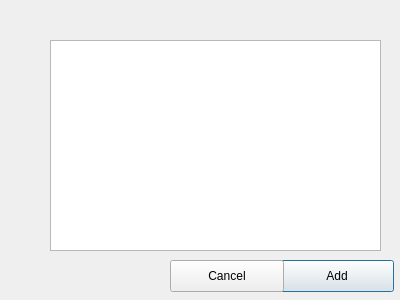
wayt/Skypy, file src/client/widgetchattabaddwindow.ui: the form before one commit.
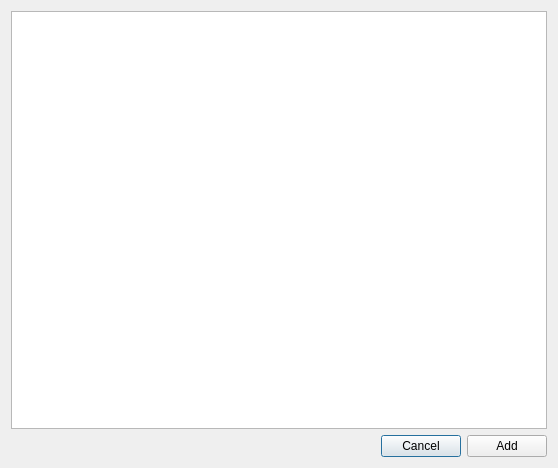
The form after the commit.

What changed in the file:
```diff
--- a/src/client/widgetchattabaddwindow.ui
+++ b/src/client/widgetchattabaddwindow.ui
@@ -6,52 +6,53 @@
    <rect>
     <x>0</x>
     <y>0</y>
-    <width>400</width>
-    <height>300</height>
+    <width>558</width>
+    <height>468</height>
    </rect>
   </property>
   <property name="windowTitle">
    <string>Dialog</string>
   </property>
-  <widget class="QPushButton" name="_okButton">
-   <property name="geometry">
-    <rect>
-     <x>280</x>
-     <y>260</y>
-     <width>114</width>
-     <height>32</height>
-    </rect>
-   </property>
-   <property name="text">
-    <string>Add</string>
-   </property>
-  </widget>
-  <widget class="QPushButton" name="_cancelButton">
-   <property name="geometry">
-    <rect>
-     <x>170</x>
-     <y>260</y>
-     <width>114</width>
-     <height>32</height>
-    </rect>
-   </property>
-   <property name="text">
-    <string>Cancel</string>
-   </property>
-  </widget>
-  <widget class="QListWidget" name="_contactList">
-   <property name="geometry">
-    <rect>
-     <x>50</x>
-     <y>40</y>
-     <width>331</width>
-     <height>211</height>
-    </rect>
-   </property>
-   <property name="selectionMode">
-    <enum>QAbstractItemView::MultiSelection</enum>
-   </property>
-  </widget>
+  <layout class="QVBoxLayout" name="verticalLayout">
+   <item>
+    <widget class="QListWidget" name="_contactList">
+     <property name="selectionMode">
+      <enum>QAbstractItemView::MultiSelection</enum>
+     </property>
+    </widget>
+   </item>
+   <item>
+    <layout class="QHBoxLayout" name="horizontalLayout">
+     <item>
+      <spacer name="horizontalSpacer">
+       <property name="orientation">
+        <enum>Qt::Horizontal</enum>
+       </property>
+       <property name="sizeHint" stdset="0">
+        <size>
+         <width>40</width>
+         <height>20</height>
+        </size>
+       </property>
+      </spacer>
+     </item>
+     <item>
+      <widget class="QPushButton" name="_cancelButton">
+       <property name="text">
+        <string>Cancel</string>
+       </property>
+      </widget>
+     </item>
+     <item>
+      <widget class="QPushButton" name="_okButton">
+       <property name="text">
+        <string>Add</string>
+       </property>
+      </widget>
+     </item>
+    </layout>
+   </item>
+  </layout>
  </widget>
  <resources/>
  <connections/>
```
